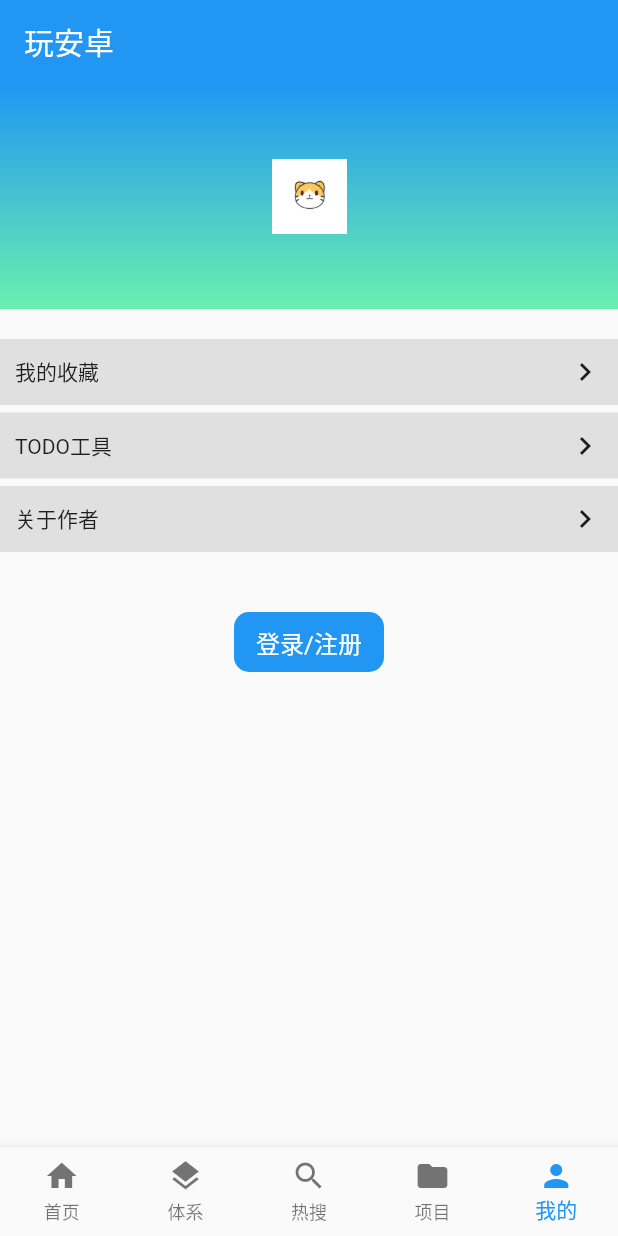
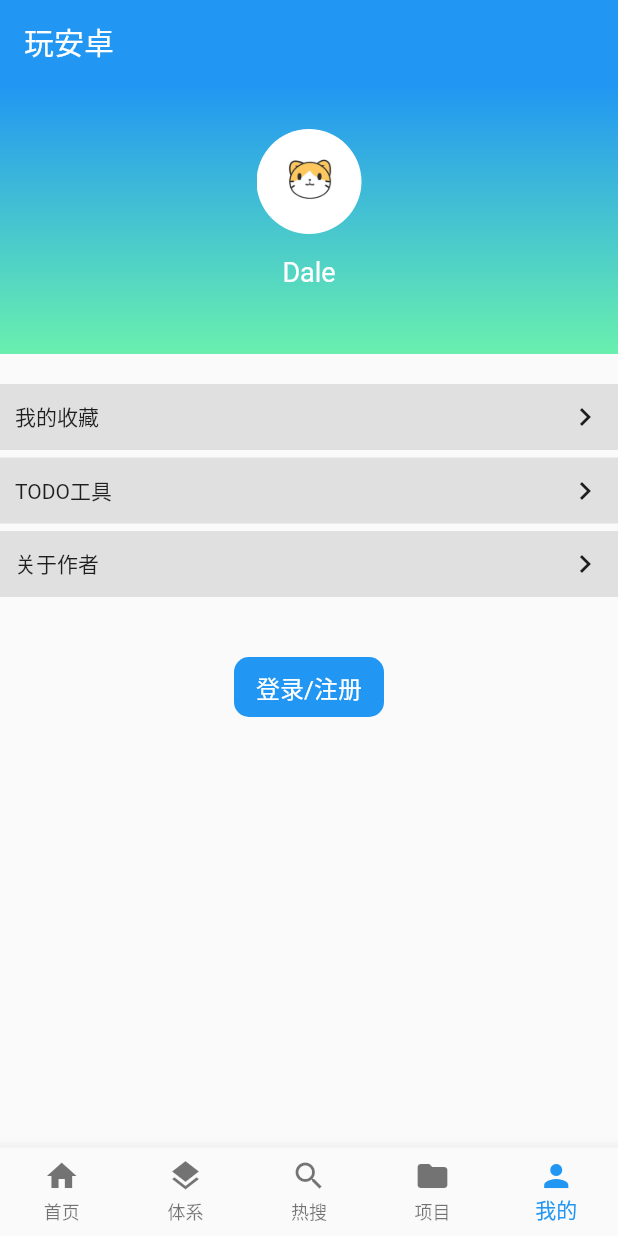
Before and after one commit to DalesDawson/flutter_wananzhuo, a Flutter app: the screen it shows after launch, item 5 of the bottom bar chosen, on a phone screen of 412 x 824 dp. Run offline on Flutter 3.47's test engine with Material 2 defaults, Android fonts, the phone set to English and light mode, and no system bars; our stand-ins replace dio, flutter_spinkit, fluttertoast; missing offline and left inert: banner_view, flutter_refresh, flutter_webview_plugin; network calls fail.

Commit message:
优化UI

```diff
--- a/lib/pages/HotSearchPage.dart
+++ b/lib/pages/HotSearchPage.dart
@@ -111,6 +111,8 @@ class _HotSearchPageState extends State<HotSearchPage> {
       child: new Row(
         children: <Widget>[
           Expanded(
+            child: ConstrainedBox(
+              constraints: BoxConstraints(maxHeight: 40, maxWidth: 300),
               child: TextField(
                 controller: controller,
                 cursorColor: Colors.grey, // 光标颜色
@@ -124,12 +126,13 @@ class _HotSearchPageState extends State<HotSearchPage> {
                         fontSize: 14, color: Color.fromARGB(50, 0, 0, 0))),
                 style: new TextStyle(fontSize: 14, color: Colors.black),
               ),
+            ),
             flex: 3,
           ),
           Expanded(
             child: FlatButton(
-                padding:
-                EdgeInsets.only(left: 5.0, top: 3.0, right: 5.0, bottom: 2.0),
+                padding: EdgeInsets.only(
+                    left: 5.0, top: 3.0, right: 5.0, bottom: 2.0),
                 color: Colors.blue,
                 highlightColor: Colors.blue[700],
                 colorBrightness: Brightness.dark,
@@ -137,15 +140,13 @@ class _HotSearchPageState extends State<HotSearchPage> {
                 child: Text("搜索"),
                 shape: RoundedRectangleBorder(
                     borderRadius: BorderRadius.circular(10.0)),
-                onPressed: () => {
-                NavigatorUtil.toSearchResult(context, controller.text)
-            }
-            ),
+                onPressed: () =>
+                    {NavigatorUtil.toSearchResult(context, controller.text)}),
             flex: 1,
           ),
         ],
         mainAxisSize: MainAxisSize.max,
-        mainAxisAlignment: MainAxisAlignment.spaceBetween,
+        mainAxisAlignment: MainAxisAlignment.spaceAround,
         crossAxisAlignment: CrossAxisAlignment.center,
       ),
     );
--- a/lib/pages/MinePage.dart
+++ b/lib/pages/MinePage.dart
@@ -25,14 +25,33 @@ class _MinePageState extends State<MinePage> {
         new Container(
 //        constraints: BoxConstraints.expand(),
             width: CommonUtil.getScreenWidth(context),
-            height: 150,
+            height: 180,
             child: new Center(
-              child: new Image.asset(
-                'images/head.jpg',
-                width: 50,
-                height: 50,
+                child:
+//              new Image.asset(
+//                'images/head.jpg',
+//                width: 50,
+//                height: 50,
+//              ),
+                    new Column(
+              children: <Widget>[
+                new Container(
+                  margin: EdgeInsets.only(top: 30, bottom: 15),
+                  width: 70.0,
+                  height: 70.0,
+                  decoration: BoxDecoration(
+                    shape: BoxShape.circle,
+                    image: DecorationImage(
+                      image: AssetImage('images/head.jpg'),
                     ),
                   ),
+                ),
+                new Text(
+                  "Dale",
+                  style: TextStyle(color: Colors.white, fontSize: 18),
+                )
+              ],
+            )),
             decoration: new BoxDecoration(
                 gradient: LinearGradient(
               begin: Alignment.topCenter,
```
Also changed, not shown: 1 other file. Lines whose indentation alone changed are shown as unchanged.
